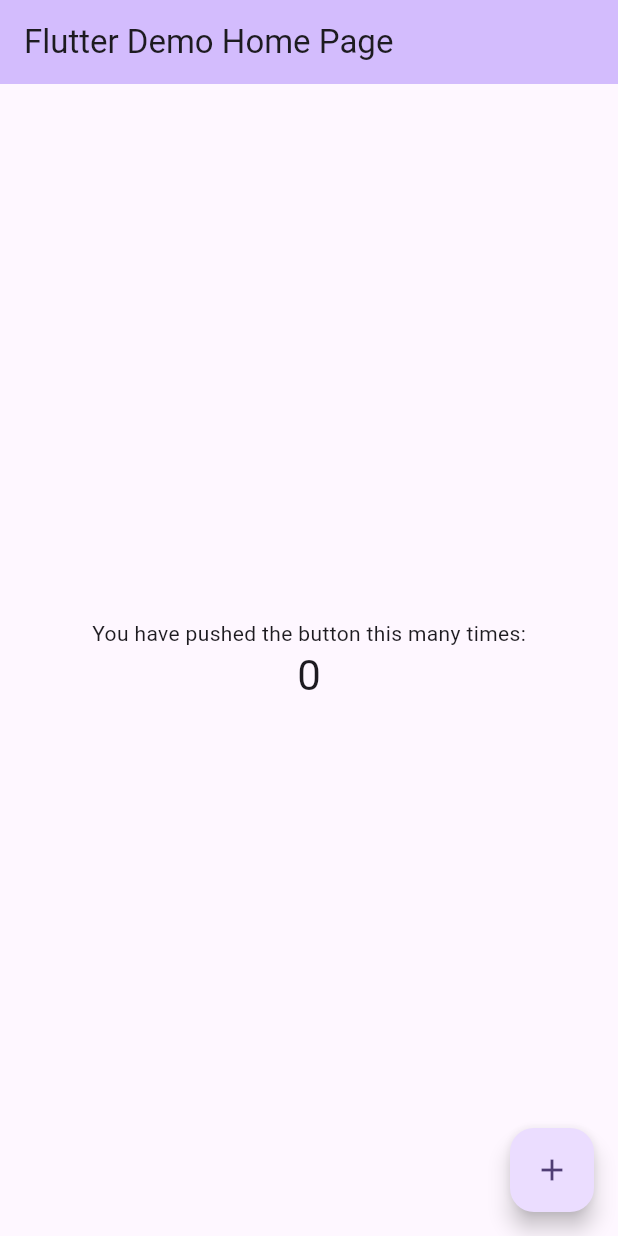
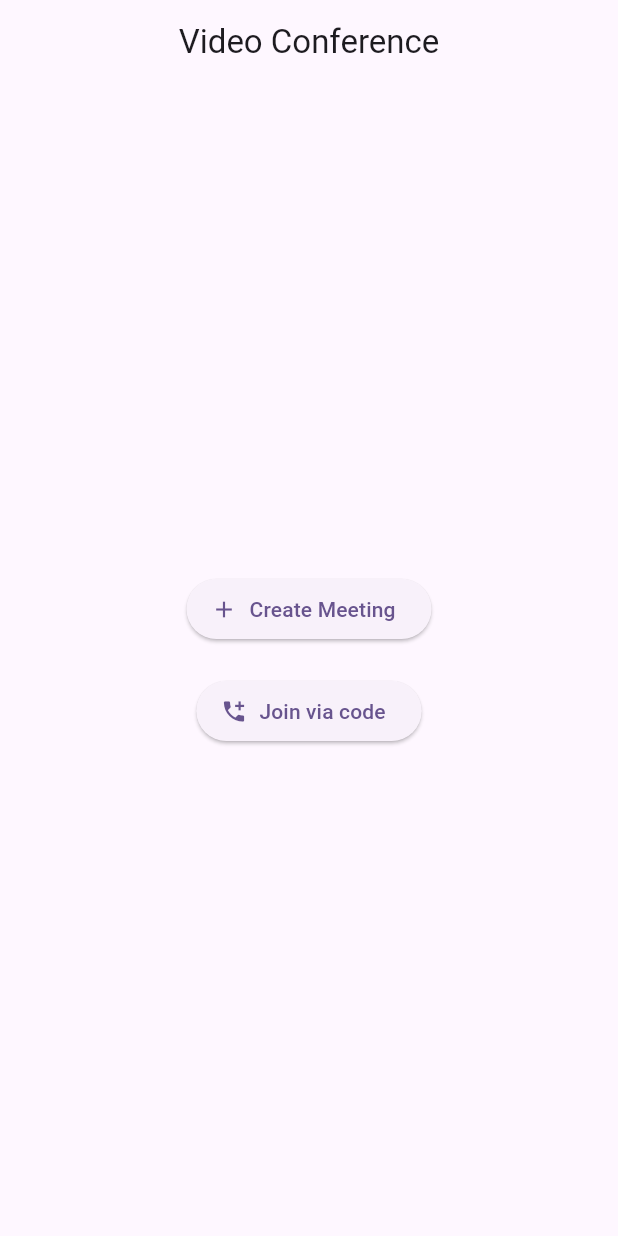
Before and after one commit to isthissuraj/callly, a Flutter app: the screen it shows after launch, on a phone screen of 412 x 824 dp. Run offline on Flutter 3.47's test engine with Material 3 defaults, Android fonts, the light colour scheme and no system bars.

Commit message:
Home page created added two elevated button.⚡

```diff
--- a/lib/main.dart
+++ b/lib/main.dart
@@ -7,119 +7,49 @@
 class MyApp extends StatelessWidget {
   const MyApp({super.key});
 
-  // This widget is the root of your application.
   @override
   Widget build(BuildContext context) {
     return MaterialApp(
-      title: 'Flutter Demo',
+      debugShowCheckedModeBanner: false,
       theme: ThemeData(
-        // This is the theme of your application.
-        //
-        // TRY THIS: Try running your application with "flutter run". You'll see
-        // the application has a purple toolbar. Then, without quitting the app,
-        // try changing the seedColor in the colorScheme below to Colors.green
-        // and then invoke "hot reload" (save your changes or press the "hot
-        // reload" button in a Flutter-supported IDE, or press "r" if you used
-        // the command line to start the app).
-        //
-        // Notice that the counter didn't reset back to zero; the application
-        // state is not lost during the reload. To reset the state, use hot
-        // restart instead.
-        //
-        // This works for code too, not just values: Most code changes can be
-        // tested with just a hot reload.
         colorScheme: ColorScheme.fromSeed(seedColor: Colors.deepPurple),
         useMaterial3: true,
       ),
-      home: const MyHomePage(title: 'Flutter Demo Home Page'),
+      home: const HomeScreen(),
     );
   }
 }
 
-class MyHomePage extends StatefulWidget {
-  const MyHomePage({super.key, required this.title});
-
-  // This widget is the home page of your application. It is stateful, meaning
-  // that it has a State object (defined below) that contains fields that affect
-  // how it looks.
-
-  // This class is the configuration for the state. It holds the values (in this
-  // case the title) provided by the parent (in this case the App widget) and
-  // used by the build method of the State. Fields in a Widget subclass are
-  // always marked "final".
-
-  final String title;
-
-  @override
-  State<MyHomePage> createState() => _MyHomePageState();
-}
-
-class _MyHomePageState extends State<MyHomePage> {
-  int _counter = 0;
-
-  void _incrementCounter() {
-    setState(() {
-      // This call to setState tells the Flutter framework that something has
-      // changed in this State, which causes it to rerun the build method below
-      // so that the display can reflect the updated values. If we changed
-      // _counter without calling setState(), then the build method would not be
-      // called again, and so nothing would appear to happen.
-      _counter++;
-    });
-  }
+class HomeScreen extends StatelessWidget {
+  const HomeScreen({super.key});
 
   @override
   Widget build(BuildContext context) {
-    // This method is rerun every time setState is called, for instance as done
-    // by the _incrementCounter method above.
-    //
-    // The Flutter framework has been optimized to make rerunning build methods
-    // fast, so that you can just rebuild anything that needs updating rather
-    // than having to individually change instances of widgets.
     return Scaffold(
       appBar: AppBar(
-        // TRY THIS: Try changing the color here to a specific color (to
-        // Colors.amber, perhaps?) and trigger a hot reload to see the AppBar
-        // change color while the other colors stay the same.
-        backgroundColor: Theme.of(context).colorScheme.inversePrimary,
-        // Here we take the value from the MyHomePage object that was created by
-        // the App.build method, and use it to set our appbar title.
-        title: Text(widget.title),
+        title: const Text('Video Conference'),
+        centerTitle: true,
+        elevation: 0,
       ),
       body: Center(
-        // Center is a layout widget. It takes a single child and positions it
-        // in the middle of the parent.
         child: Column(
-          // Column is also a layout widget. It takes a list of children and
-          // arranges them vertically. By default, it sizes itself to fit its
-          // children horizontally, and tries to be as tall as its parent.
-          //
-          // Column has various properties to control how it sizes itself and
-          // how it positions its children. Here we use mainAxisAlignment to
-          // center the children vertically; the main axis here is the vertical
-          // axis because Columns are vertical (the cross axis would be
-          // horizontal).
-          //
-          // TRY THIS: Invoke "debug painting" (choose the "Toggle Debug Paint"
-          // action in the IDE, or press "p" in the console), to see the
-          // wireframe for each widget.
           mainAxisAlignment: MainAxisAlignment.center,
-          children: <Widget>[
-            const Text(
-              'You have pushed the button this many times:',
+          crossAxisAlignment: CrossAxisAlignment.center,
+          children: [
+            ElevatedButton.icon(
+                onPressed: (){},
+              icon: const Icon(Icons.add),
+              label: const Text('Create Meeting'),
             ),
-            Text(
-              '$_counter',
-              style: Theme.of(context).textTheme.headlineMedium,
+            const SizedBox(height: 20,),
+            ElevatedButton.icon(
+              onPressed: (){},
+              icon: const Icon(Icons.add_ic_call),
+              label: const Text('Join via code'),
             ),
           ],
         ),
       ),
-      floatingActionButton: FloatingActionButton(
-        onPressed: _incrementCounter,
-        tooltip: 'Increment',
-        child: const Icon(Icons.add),
-      ), // This trailing comma makes auto-formatting nicer for build methods.
     );
   }
 }
```
